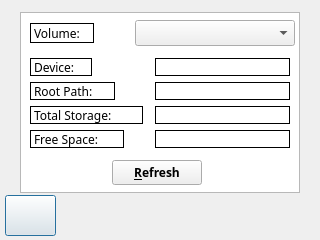
Old version of the form GuiRasp/memory.ui in the repository cala21/CSCI-3308.
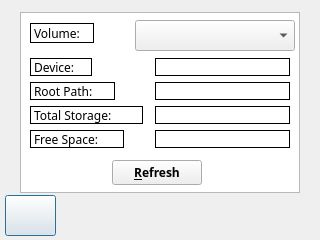
New version of the form. Icons and pictures are not drawn.

The edit to the form file:
```diff
--- a/GuiRasp/memory.ui
+++ b/GuiRasp/memory.ui
@@ -18,6 +18,9 @@
   <property name="windowTitle">
    <string>Dialog</string>
   </property>
+  <property name="styleSheet">
+   <string notr="true">background-image: url(:/Images/BuffLogo3.png);</string>
+  </property>
   <widget class="QPushButton" name="BackMem">
    <property name="geometry">
     <rect>
@@ -207,13 +210,13 @@
      <x>135</x>
      <y>20</y>
      <width>160</width>
-     <height>26</height>
+     <height>31</height>
     </rect>
    </property>
    <property name="font">
     <font>
      <family>Purisa</family>
-     <pointsize>7</pointsize>
+     <pointsize>10</pointsize>
      <weight>50</weight>
      <bold>false</bold>
     </font>
```
